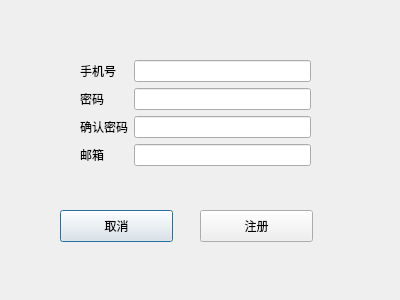
Above: article_code/designer/registered.ui from zndemao/article before the change. Below: the same form after it.
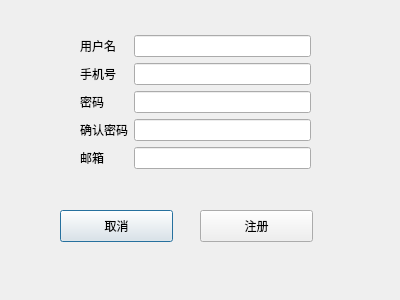
That is the form after the change.

Commit message: 用户数据库

```diff
--- a/article_code/designer/registered.ui
+++ b/article_code/designer/registered.ui
@@ -17,36 +17,26 @@
    <property name="geometry">
     <rect>
      <x>80</x>
-     <y>60</y>
+     <y>35</y>
      <width>231</width>
-     <height>116</height>
+     <height>147</height>
     </rect>
    </property>
    <layout class="QFormLayout" name="formLayout">
-    <item row="0" column="0">
+    <item row="1" column="0">
      <widget class="QLabel" name="label">
       <property name="text">
        <string>手机号</string>
       </property>
      </widget>
     </item>
-    <item row="0" column="1">
-     <widget class="QLineEdit" name="lineEdit"/>
-    </item>
-    <item row="1" column="0">
-     <widget class="QLabel" name="label_2">
-      <property name="text">
-       <string>密码</string>
-      </property>
-     </widget>
-    </item>
     <item row="1" column="1">
      <widget class="QLineEdit" name="lineEdit_2"/>
     </item>
     <item row="2" column="0">
-     <widget class="QLabel" name="label_3">
+     <widget class="QLabel" name="label_2">
       <property name="text">
-       <string>确认密码</string>
+       <string>密码</string>
       </property>
      </widget>
     </item>
@@ -54,14 +44,34 @@
      <widget class="QLineEdit" name="lineEdit_3"/>
     </item>
     <item row="3" column="0">
+     <widget class="QLabel" name="label_3">
+      <property name="text">
+       <string>确认密码</string>
+      </property>
+     </widget>
+    </item>
+    <item row="3" column="1">
+     <widget class="QLineEdit" name="reg_pass_2"/>
+    </item>
+    <item row="4" column="0">
      <widget class="QLabel" name="label_4">
       <property name="text">
        <string>邮箱</string>
       </property>
      </widget>
     </item>
-    <item row="3" column="1">
-     <widget class="QLineEdit" name="lineEdit_4"/>
+    <item row="4" column="1">
+     <widget class="QLineEdit" name="reg_mailbox"/>
+    </item>
+    <item row="0" column="0">
+     <widget class="QLabel" name="label_5">
+      <property name="text">
+       <string>用户名</string>
+      </property>
+     </widget>
+    </item>
+    <item row="0" column="1">
+     <widget class="QLineEdit" name="reg_name"/>
     </item>
    </layout>
   </widget>
```
Left out of the diff: 8 changed lines with no effect on the pictures. The commit also changes 37 other files.
